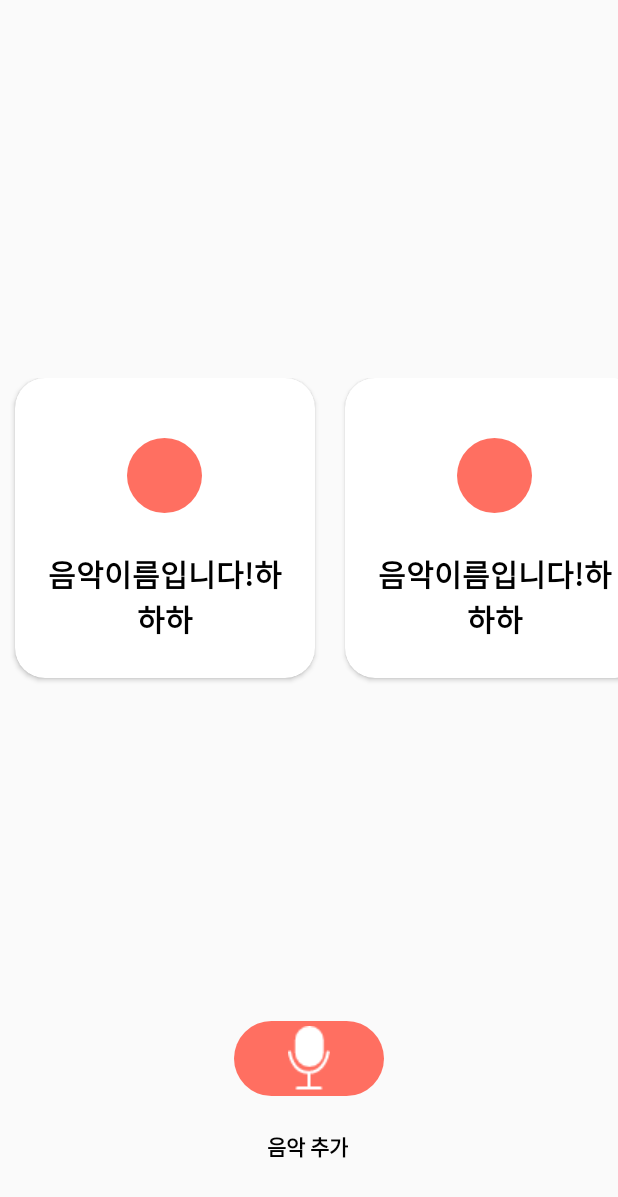
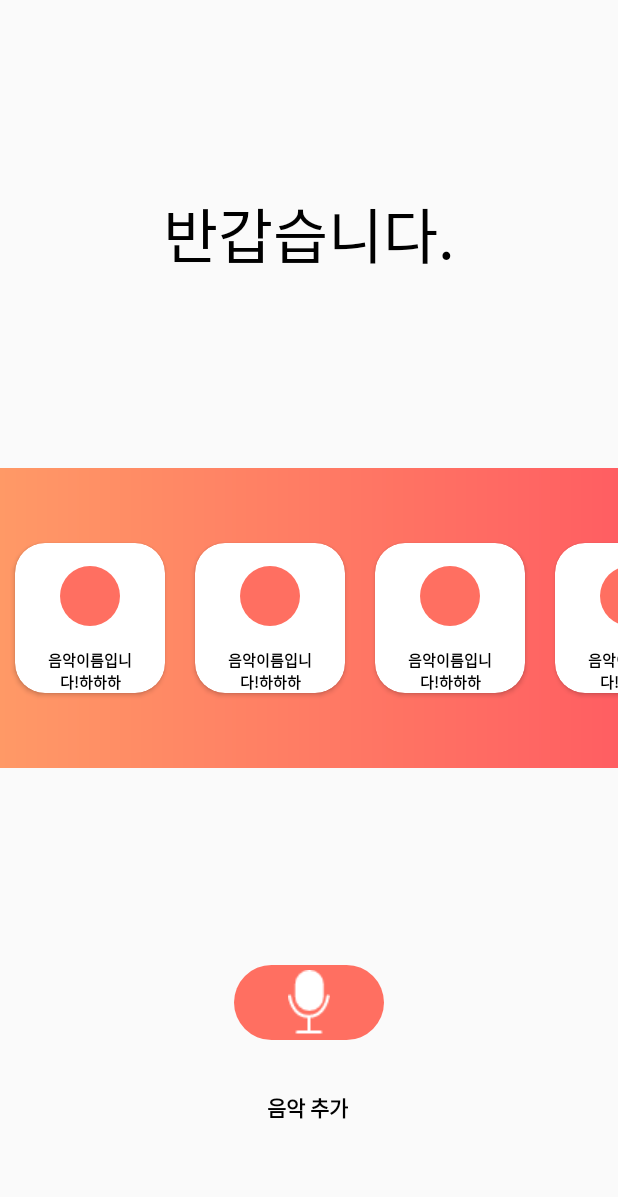
Before and after one commit to yangjunhyuk333/NarshaMusicProject, an Android app: the screen it shows after launch (MainActivity), on a phone screen of 412 x 824 dp. Shown: the top 1197 px of the screen. Run offline under Robolectric (Android 15) with nearby library versions, the light colour scheme and no system bars.

Commit message:
Update Design

```diff
--- a/app/src/main/java/com/junhyuk/narshamusicproject/Adapter/RecyclerViewAdapter.java
+++ b/app/src/main/java/com/junhyuk/narshamusicproject/Adapter/RecyclerViewAdapter.java
@@ -13,7 +13,7 @@ import com.junhyuk.narshamusicproject.R;
 
 public class RecyclerViewAdapter extends RecyclerView.Adapter<RecyclerViewAdapter.ViewHolder> {
 
-    int i = 3;
+    int i = 10;
 
     @NonNull
     @Override
--- a/app/src/main/java/com/junhyuk/narshamusicproject/MainActivity.java
+++ b/app/src/main/java/com/junhyuk/narshamusicproject/MainActivity.java
@@ -3,7 +3,6 @@ package com.junhyuk.narshamusicproject;
 import androidx.annotation.NonNull;
 import androidx.annotation.RequiresApi;
 import androidx.appcompat.app.AppCompatActivity;
-import androidx.core.content.ContextCompat;
 import androidx.recyclerview.widget.LinearLayoutManager;
 import androidx.recyclerview.widget.RecyclerView;
 
@@ -14,6 +13,7 @@ import android.os.Bundle;
 import android.view.View;
 import android.view.Window;
 import android.widget.ImageButton;
+import android.widget.TextView;
 import android.widget.Toast;
 
 import com.junhyuk.narshamusicproject.Adapter.RecyclerViewAdapter;
@@ -31,6 +31,8 @@ public class MainActivity extends AppCompatActivity {
 
     RecyclerView recyclerView;
 
+    TextView musicPlus;
+
     @RequiresApi(api = Build.VERSION_CODES.M)
     @Override
     protected void onCreate(Bundle savedInstanceState) {
@@ -43,6 +45,15 @@ public class MainActivity extends AppCompatActivity {
         voiceButton = findViewById(R.id.voice_button);
 
         recyclerView = findViewById(R.id.recycler_view);
+
+        musicPlus = findViewById(R.id.music_plus);
+
+        musicPlus.setOnClickListener(new View.OnClickListener() {
+            @Override
+            public void onClick(View v) {
+                Toast.makeText(getApplicationContext(), "음악추가", Toast.LENGTH_LONG).show();
+            }
+        });
 
         LinearLayoutManager layoutManager = new LinearLayoutManager(this);
         layoutManager.setOrientation(LinearLayoutManager.HORIZONTAL);
@@ -61,13 +72,13 @@ public class MainActivity extends AppCompatActivity {
     }
 
     @RequiresApi(api = Build.VERSION_CODES.M)
-    public void checkPermission(){
-        if(Build.VERSION.SDK_INT < Build.VERSION_CODES.M)
+    public void checkPermission() {
+        if (Build.VERSION.SDK_INT < Build.VERSION_CODES.M)
             return;
-        for(String permission : permission_list){
+        for (String permission : permission_list) {
             int chk = checkCallingOrSelfPermission(permission);
-            if(chk == PackageManager.PERMISSION_DENIED){
-                requestPermissions(permission_list,0);
+            if (chk == PackageManager.PERMISSION_DENIED) {
+                requestPermissions(permission_list, 0);
             }
         }
     }
@@ -75,18 +86,16 @@ public class MainActivity extends AppCompatActivity {
     @Override
     public void onRequestPermissionsResult(int requestCode, @NonNull String[] permissions, @NonNull int[] grantResults) {
         super.onRequestPermissionsResult(requestCode, permissions, grantResults);
-        if(requestCode==0)
-        {
-            for(int i=0; i<grantResults.length; i++)
-            {
-                if(grantResults[i]==PackageManager.PERMISSION_GRANTED){
-                }
-                else {
-                    Toast.makeText(getApplicationContext(),"앱권한설정하세요",Toast.LENGTH_LONG).show();
+        if (requestCode == 0) {
+            for (int i = 0; i < grantResults.length; i++) {
+                if (grantResults[i] == PackageManager.PERMISSION_GRANTED) {
+                } else {
+                    Toast.makeText(getApplicationContext(), "앱권한설정하세요", Toast.LENGTH_LONG).show();
                     finish();
                 }
             }
         }
     }
 
+
 }
--- /dev/null
+++ b/app/src/main/res/drawable/gradation.xml
@@ -0,0 +1,14 @@
+<?xml version="1.0" encoding="utf-8"?>
+<shape xmlns:android="http://schemas.android.com/apk/res/android"
+    android:shape="oval">
+
+    <gradient
+        android:startColor="#a8ff78"
+        android:endColor="#78ffd6"
+        />
+
+    <size
+        android:width="200dp"
+        android:height="200dp"
+        />
+</shape>
--- a/app/src/main/res/drawable/music_list.xml
+++ b/app/src/main/res/drawable/music_list.xml
@@ -1,8 +1,5 @@
 <?xml version="1.0" encoding="utf-8"?>
 <shape xmlns:android="http://schemas.android.com/apk/res/android">
-    <corners
-        android:radius="20dp"
-        />
 
     <size
         android:width="500dp"
@@ -12,4 +9,9 @@
     <solid
         android:color="@color/colorWhite"
         />
+
+    <gradient
+        android:startColor="#ff9966"
+        android:endColor="#ff5e62"
+        />
 </shape>
--- a/app/src/main/res/layout/activity_main.xml
+++ b/app/src/main/res/layout/activity_main.xml
@@ -5,28 +5,43 @@
     xmlns:app="http://schemas.android.com/apk/res-auto"
     android:layout_width="match_parent"
     android:layout_height="match_parent"
-    tools:context=".MainActivity">
+    tools:context=".MainActivity"
+    >
 
+    <TextView
+        android:id="@+id/textView"
+        android:layout_width="wrap_content"
+        android:layout_height="wrap_content"
+        android:fontFamily="@font/fontstyle"
+        android:text="반갑습니다."
+        android:textColor="@color/colorBlack"
+        android:textSize="40dp"
+        app:layout_constraintBottom_toTopOf="@+id/frameLayout"
+        app:layout_constraintEnd_toEndOf="parent"
+        app:layout_constraintStart_toStartOf="parent"
+        app:layout_constraintTop_toTopOf="parent" />
 
     <FrameLayout
         android:id="@+id/frameLayout"
         android:layout_width="match_parent"
-        android:layout_height="350dp"
+        android:layout_height="200dp"
         app:layout_constraintBottom_toBottomOf="parent"
         app:layout_constraintEnd_toEndOf="parent"
         app:layout_constraintStart_toStartOf="parent"
-        app:layout_constraintTop_toTopOf="parent">
+        android:background="@drawable/music_list"
+        app:layout_constraintTop_toTopOf="parent"
+        >
 
         <androidx.recyclerview.widget.RecyclerView
             android:id="@+id/recycler_view"
             android:layout_width="match_parent"
-            android:layout_height="320dp"
+            android:layout_height="180dp"
             android:layout_gravity="center" />
 
     </FrameLayout>
 
     <TextView
-        android:id="@+id/textView2"
+        android:id="@+id/music_plus"
         android:layout_width="wrap_content"
         android:layout_height="wrap_content"
         android:text="음악 추가"
--- a/app/src/main/res/layout/cardview.xml
+++ b/app/src/main/res/layout/cardview.xml
@@ -3,24 +3,27 @@
     xmlns:android="http://schemas.android.com/apk/res/android"
     xmlns:app="http://schemas.android.com/apk/res-auto"
     android:id="@+id/cardview"
-    android:layout_width="200dp"
-    android:layout_height="200dp"
+    android:layout_width="100dp"
+    android:layout_height="100dp"
     app:cardCornerRadius="20dp"
+    android:layout_marginTop="40dp"
     android:layout_marginRight="10dp"
-    android:layout_marginLeft="10dp">
+    android:layout_marginLeft="10dp"
+    android:layout_gravity="center"
+    >
 
     <LinearLayout
-        android:layout_width="200dp"
-        android:layout_height="200dp"
+        android:layout_width="100dp"
+        android:layout_height="100dp"
         android:orientation="vertical"
         >
 
         <ImageView
             android:id="@+id/music_image"
-            android:layout_width="50dp"
-            android:layout_height="50dp"
+            android:layout_width="40dp"
+            android:layout_height="40dp"
             android:layout_gravity="center"
-            android:layout_marginTop="40dp"
+            android:layout_marginTop="15dp"
             android:src="@drawable/music_thumnail_example" />
 
         <TextView
@@ -30,11 +33,11 @@
             android:text="노래 제목"
             android:gravity="center"
             android:layout_gravity="center"
-            android:layout_marginTop="25dp"
+            android:layout_marginTop="15dp"
             android:layout_marginLeft="20dp"
             android:layout_marginRight="20dp"
             android:textColor="@color/colorBlack"
-            android:textSize="20dp"
+            android:textSize="10dp"
             android:textStyle="bold"
             android:fontFamily="@font/fontstyle"
             />
--- a/app/src/main/res/values/colors.xml
+++ b/app/src/main/res/values/colors.xml
@@ -4,6 +4,8 @@
     <color name="colorPrimaryDark">#3700B3</color>
     <color name="colorAccent">#03DAC5</color>
     <color name="colorMain">#FF6F61</color>
+    <color name="colorMain2">#FF9800</color>
+    <color name="colorMain3">#FFEB3B</color>
     <color name="colorWhite">#FFFFFF</color>
     <color name="colorBlack">#000000</color>
     <color name="colorGray">#E0E0E0</color>
```
